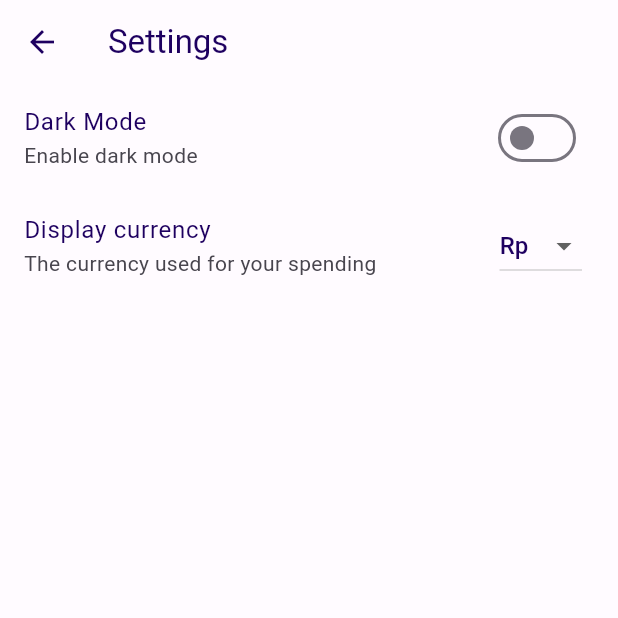
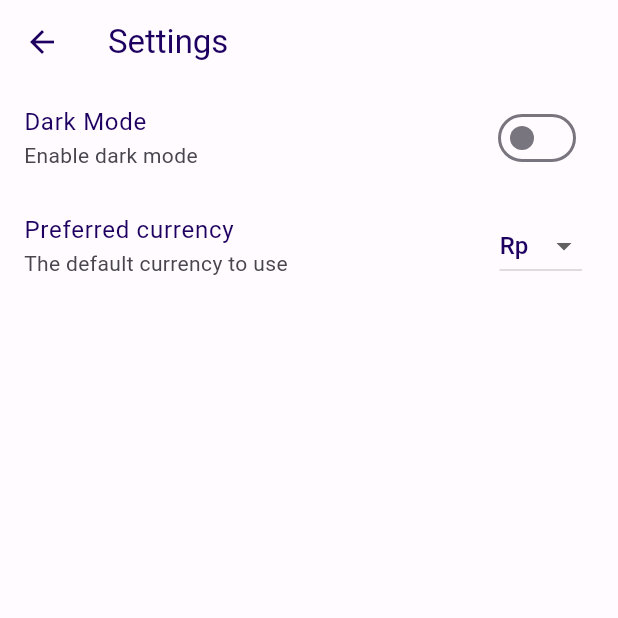
Before and after one commit to gthiodores/spending_tracker, a Flutter app: the SettingRoute screen opened by its route, on a phone screen of 412 x 824 dp, the top half of it. Run offline on Flutter 3.47's test engine with Material 2 defaults, Android fonts, the phone set to English and light mode, and no system bars; our stand-ins replace bloc, equatable, flutter_bloc, flutter_secure_storage, get_it, google_fonts and 3 more; accounts and stored records are empty.

Commit message:
misc: updated preferred currency explanation

```diff
--- a/lib/presentation/route/setting/setting_route.dart
+++ b/lib/presentation/route/setting/setting_route.dart
@@ -28,8 +28,8 @@ class SettingRoute extends StatelessWidget {
             ),
             SliverToBoxAdapter(
               child: ListTile(
-                title: const Text('Display currency'),
-                subtitle: const Text('The currency used for your spending'),
+                title: const Text('Preferred currency'),
+                subtitle: const Text('The default currency to use'),
                 trailing: DropdownButton<CurrencyEnum>(
                   items: CurrencyEnum.values
                       .map<DropdownMenuItem<CurrencyEnum>>(
--- a/lib/presentation/widget/onboarding/onboarding_second.dart
+++ b/lib/presentation/widget/onboarding/onboarding_second.dart
@@ -35,8 +35,8 @@ class OnboardingSecond extends StatelessWidget {
                 ),
               ),
               ListTile(
-                title: const Text('Display currency'),
-                subtitle: const Text('The currency used for your spending'),
+                title: const Text('Preferred currency'),
+                subtitle: const Text('The default currency to use'),
                 trailing: DropdownButton<CurrencyEnum>(
                   items: CurrencyEnum.values
                       .map<DropdownMenuItem<CurrencyEnum>>(
```
